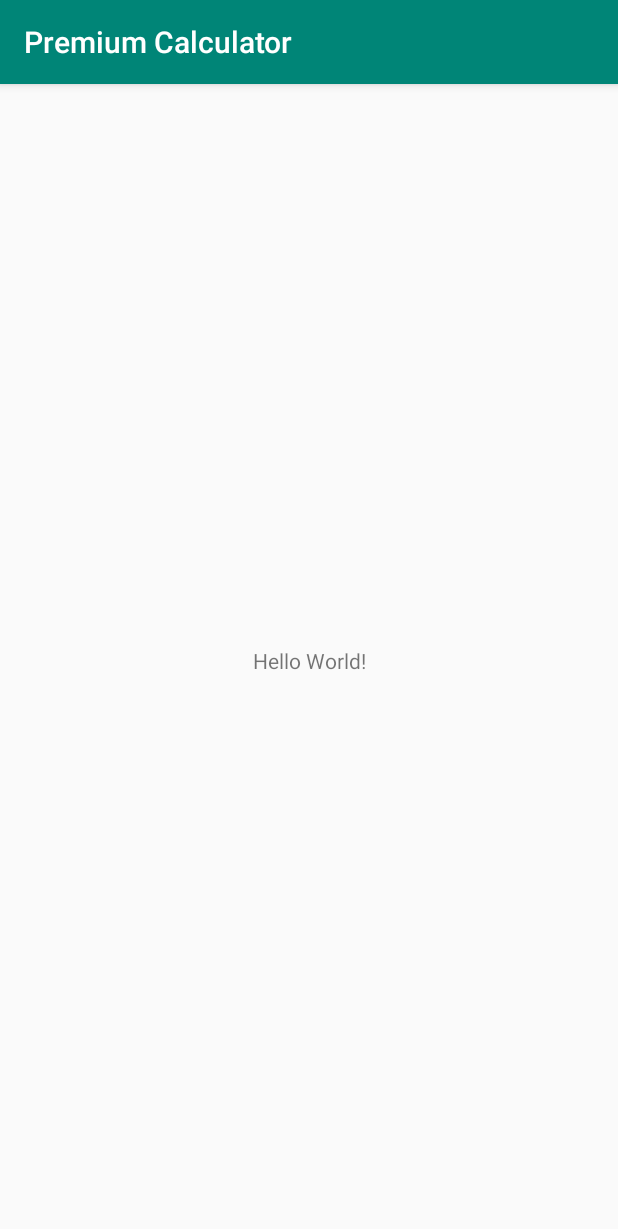
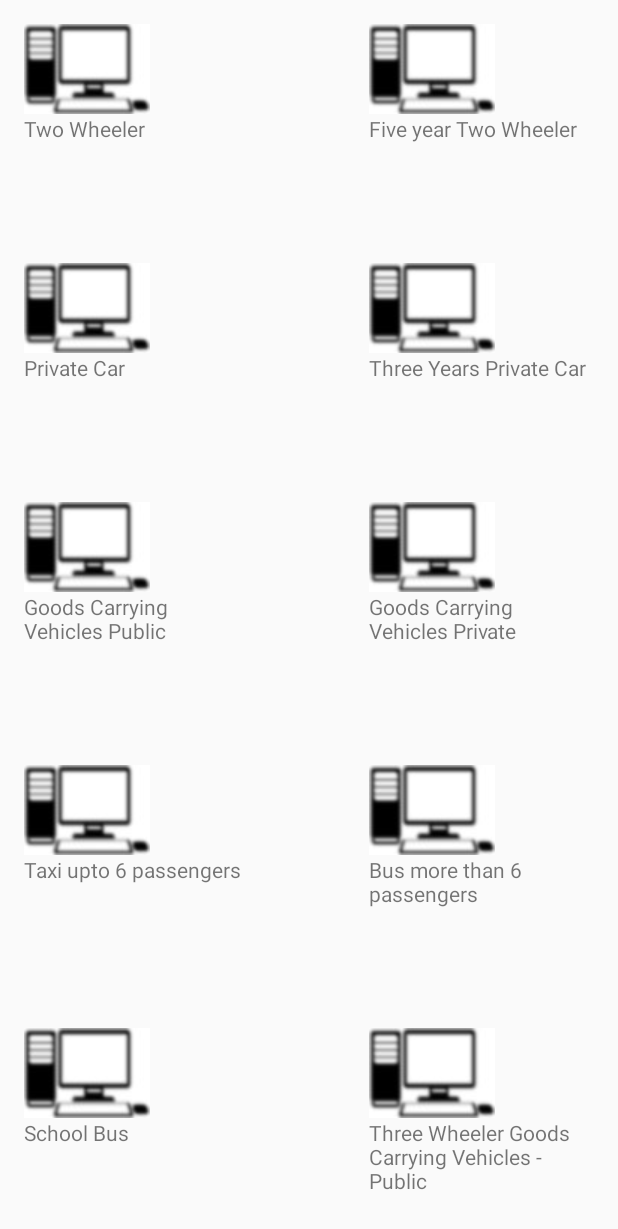
Before and after one commit to pg30/Premium-Calculator, an Android app: the screen it shows after launch (MainActivity), on a phone screen of 412 x 824 dp. Shown: the top 1229 px of the screen. Run offline under Robolectric (Android 15) with nearby library versions, the phone set to English and light mode, and no system bars.

Commit message:
Home Screen Layout Prepared and tested

```diff
--- /dev/null
+++ b/app/src/main/java/com/example/premiumcalculator/GridAdapter.java
@@ -0,0 +1,46 @@
+package com.example.premiumcalculator;
+
+import android.content.Context;
+import android.view.LayoutInflater;
+import android.view.View;
+import android.view.ViewGroup;
+import android.widget.ArrayAdapter;
+import android.widget.ImageView;
+import android.widget.TextView;
+
+import androidx.annotation.NonNull;
+import androidx.annotation.Nullable;
+
+import java.util.ArrayList;
+
+public class GridAdapter extends ArrayAdapter {
+
+    ArrayList<Item> list = new ArrayList<>();
+
+    public GridAdapter(Context context,int textViewResourceID,ArrayList objects)
+    {
+        super(context,textViewResourceID,objects);
+        list = objects;
+    }
+
+    @Override
+    public int getCount()
+    {
+        return  super.getCount();
+    }
+
+    @NonNull
+    @Override
+    public View getView(int position, @Nullable View convertView, @NonNull ViewGroup parent) {
+        View v = convertView;
+        if(v==null) {
+            LayoutInflater inflater = (LayoutInflater) getContext().getSystemService(Context.LAYOUT_INFLATER_SERVICE);
+            v = inflater.inflate(R.layout.grid_item_view, null);
+        }
+        TextView txtView = v.findViewById(R.id.categoryName);
+        ImageView imgView = v.findViewById(R.id.categoryIcon);
+        txtView.setText(list.get(position).getCategoryText());
+        imgView.setImageResource(list.get(position).getCategoryIcon());
+        return v;
+    }
+}
--- /dev/null
+++ b/app/src/main/java/com/example/premiumcalculator/Item.java
@@ -0,0 +1,20 @@
+package com.example.premiumcalculator;
+
+
+public class Item {
+    private int categoryIcon;
+    private String categoryText;
+
+    public Item(int categoryIcon, String categoryText) {
+        this.categoryIcon = categoryIcon;
+        this.categoryText = categoryText;
+    }
+
+    public int getCategoryIcon() {
+        return categoryIcon;
+    }
+
+    public String  getCategoryText() {
+        return categoryText;
+    }
+}
--- a/app/src/main/java/com/example/premiumcalculator/MainActivity.java
+++ b/app/src/main/java/com/example/premiumcalculator/MainActivity.java
@@ -3,12 +3,36 @@ package com.example.premiumcalculator;
 import androidx.appcompat.app.AppCompatActivity;
 
 import android.os.Bundle;
+import android.widget.GridView;
+
+import java.util.ArrayList;
 
 public class MainActivity extends AppCompatActivity {
+
+    GridView homeView;
+    ArrayList<Item> list = new ArrayList<>();
 
     @Override
     protected void onCreate(Bundle savedInstanceState) {
         super.onCreate(savedInstanceState);
         setContentView(R.layout.activity_main);
+
+        homeView = findViewById(R.id.homeview);
+        GridAdapter adapter = new GridAdapter(this,R.layout.grid_item_view,list);
+
+        list.add(new Item(R.drawable.pcicon,"Two Wheeler"));
+        list.add(new Item(R.drawable.pcicon,"Five year Two Wheeler"));
+        list.add(new Item(R.drawable.pcicon,"Private Car"));
+        list.add(new Item(R.drawable.pcicon,"Three Years Private Car"));
+        list.add(new Item(R.drawable.pcicon,"Goods Carrying Vehicles Public"));
+        list.add(new Item(R.drawable.pcicon,"Goods Carrying Vehicles Private"));
+        list.add(new Item(R.drawable.pcicon,"Taxi upto 6 passengers"));
+        list.add(new Item(R.drawable.pcicon,"Bus more than 6 passengers"));
+        list.add(new Item(R.drawable.pcicon,"School Bus"));
+        list.add(new Item(R.drawable.pcicon,"Three Wheeler Goods Carrying Vehicles - Public"));
+        list.add(new Item(R.drawable.pcicon,"Three Wheeler Goods Carrying Vehicles - Private"));
+        list.add(new Item(R.drawable.pcicon,"Three Wheeler PCV upto 6 passengers"));
+        list.add(new Item(R.drawable.pcicon,"Miscellaneous vehicle"));
+        homeView.setAdapter(adapter);
     }
 }
--- a/app/src/main/res/layout/activity_main.xml
+++ b/app/src/main/res/layout/activity_main.xml
@@ -1,18 +1,21 @@
 <?xml version="1.0" encoding="utf-8"?>
-<androidx.constraintlayout.widget.ConstraintLayout xmlns:android="http://schemas.android.com/apk/res/android"
-    xmlns:app="http://schemas.android.com/apk/res-auto"
+<RelativeLayout
+    android:id="@+id/activity_main"
+    xmlns:android="http://schemas.android.com/apk/res/android"
     xmlns:tools="http://schemas.android.com/tools"
     android:layout_width="match_parent"
     android:layout_height="match_parent"
+    android:paddingLeft="16dp"
+    android:paddingRight="16dp"
+    android:paddingTop="16dp"
+    android:paddingBottom="16dp"
     tools:context=".MainActivity">
 
-    <TextView
-        android:layout_width="wrap_content"
-        android:layout_height="wrap_content"
-        android:text="Hello World!"
-        app:layout_constraintBottom_toBottomOf="parent"
-        app:layout_constraintLeft_toLeftOf="parent"
-        app:layout_constraintRight_toRightOf="parent"
-        app:layout_constraintTop_toTopOf="parent" />
-
-</androidx.constraintlayout.widget.ConstraintLayout>
+    <GridView
+        android:id="@+id/homeview"
+        android:layout_width="match_parent"
+        android:layout_height="match_parent"
+        android:numColumns="2"
+        android:horizontalSpacing="80dp"
+        android:verticalSpacing="80dp"/>
+</RelativeLayout>
--- /dev/null
+++ b/app/src/main/res/layout/grid_item_view.xml
@@ -0,0 +1,19 @@
+<?xml version="1.0" encoding="utf-8"?>
+<RelativeLayout xmlns:android="http://schemas.android.com/apk/res/android"
+    xmlns:app="http://schemas.android.com/apk/res-auto"
+    xmlns:tools="http://schemas.android.com/tools"
+    android:layout_width="match_parent" android:layout_height="match_parent">
+
+    <ImageView
+        android:id="@+id/categoryIcon"
+        android:layout_width="wrap_content"
+        android:layout_height="wrap_content"
+        tools:srcCompat="@tools:sample/avatars" />
+
+    <TextView
+        android:id="@+id/categoryName"
+        android:layout_width="wrap_content"
+        android:layout_height="wrap_content"
+        android:layout_below="@id/categoryIcon"
+        android:text="TextView" />
+</RelativeLayout>
--- a/app/src/main/res/values/styles.xml
+++ b/app/src/main/res/values/styles.xml
@@ -1,7 +1,7 @@
 <resources>
 
     <!-- Base application theme. -->
-    <style name="AppTheme" parent="Theme.AppCompat.Light.DarkActionBar">
+    <style name="AppTheme" parent="Theme.AppCompat.Light.NoActionBar">
         <!-- Customize your theme here. -->
         <item name="colorPrimary">@color/colorPrimary</item>
         <item name="colorPrimaryDark">@color/colorPrimaryDark</item>
```
Also changed, not shown: app/src/main/res/drawable/pcicon.jpg (added).
